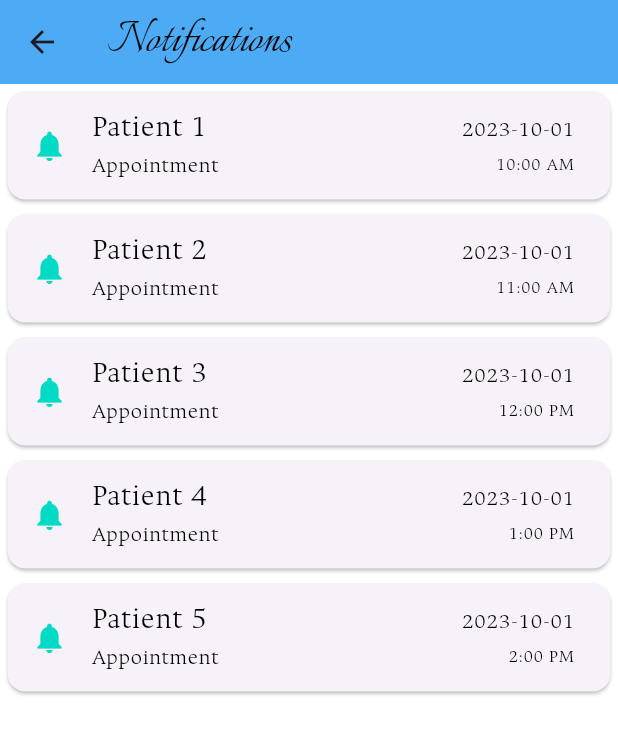
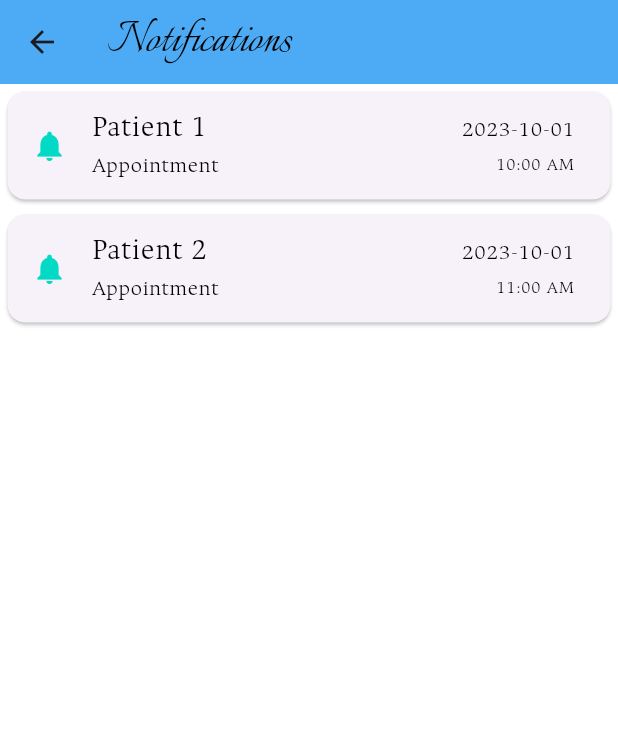
Before and after one commit to abdearrahmane-z/myPatientsApp, a Flutter app: the NotifyPage screen opened directly, on a phone screen of 412 x 824 dp. Shown: the top 734 px of the screen. Run offline on Flutter 3.47's test engine with Material 3 defaults, Android fonts, the light colour scheme and no system bars; our stand-ins replace firebase_auth, firebase_core, firebase_database, firebase_messaging, flutter_local_notifications, flutter_screenutil and 1 more; accounts and stored records are empty.

Commit message:
install flutter local notification but show error

```diff
--- a/lib/core/testData.dart
+++ b/lib/core/testData.dart
@@ -76,10 +76,7 @@ class Testdata {
   };
 
   Map<String, dynamic> testNotification = {
-    "1": {"patient":"Patient 1","notificationMessage": "Appointment ", "time": "10:00 AM", "date": "2023-10-01"},
-    "2": {"patient":"Patient 2","notificationMessage": "Appointment ", "time": "11:00 AM", "date": "2023-10-01"},
-    "3": {"patient":"Patient 3","notificationMessage": "Appointment ", "time": "12:00 PM", "date": "2023-10-01"},
-    "4": {"patient":"Patient 4","notificationMessage": "Appointment ", "time": "1:00 PM", "date": "2023-10-01"},
-    "5": {"patient":"Patient 5","notificationMessage": "Appointment ", "time": "2:00 PM", "date": "2023-10-01"},
+    "-OQg38NhkTNCcQfSV3zc": {"patient":"Patient 1","notificationMessage": "Appointment ", "time": "10:00 AM", "date": "2023-10-01"},
+    "-OQgBa9TF9wpyXtbbYwZ": {"patient":"Patient 2","notificationMessage": "Appointment ", "time": "11:00 AM", "date": "2023-10-01"},
   };
 }
--- a/lib/view/notifyPage/widgets/notify_item.dart
+++ b/lib/view/notifyPage/widgets/notify_item.dart
@@ -19,15 +19,13 @@ class NotifyWidget extends StatelessWidget {
 
     return InkWell(
       onTap: () {
-        Get.to(
-          () {
-            Map<String, dynamic> dictPatient = homeController.data[notification.id];
-            Patient patient = Patient.fromJson(dictPatient);
-            return DetailPage(
-              patient: patient,
-            );
-          },
-        );
+        // Map<String, dynamic> dictPatient = homeController.data[notification.id];
+        // Patient patient = Patient.fromJson(dictPatient);
+        // Get.to(
+        //   () => DetailPage(
+        //       patient: patient,
+        //     )
+        // );
       },
       child: Card(
         margin: EdgeInsets.all(5.spMin),
--- a/pubspec.yaml
+++ b/pubspec.yaml
@@ -40,6 +40,7 @@ dependencies:
   firebase_database: ^11.3.5
   firebase_auth: ^5.5.4
   firebase_messaging: ^15.2.6
+  flutter_local_notifications: ^19.2.1
 
 dev_dependencies:
   flutter_test:
```
Also changed, not shown: lib/core/notification/notify_service.dart (added, +49 -0 lines), lib/main.dart (+7 -6 lines), firebase.json, pubspec.lock, 3 other files.
